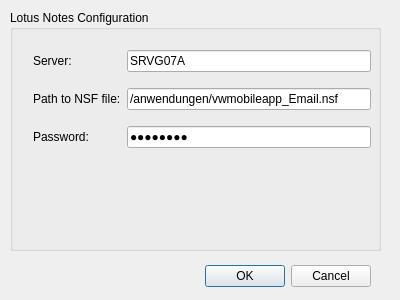
Old version of the form ui/dialog.ui in the repository tbores/pyLotusNotifier.
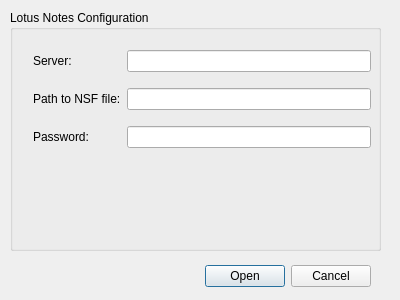
New version of the form. Icons and pictures are not drawn.

Commit message: First working version. But it reads all the existing Email at the startup.

The edit to the form file:
```diff
--- a/ui/dialog.ui
+++ b/ui/dialog.ui
@@ -30,7 +30,10 @@
     <enum>Qt::Horizontal</enum>
    </property>
    <property name="standardButtons">
-    <set>QDialogButtonBox::Cancel|QDialogButtonBox::Ok</set>
+    <set>QDialogButtonBox::Cancel|QDialogButtonBox::Open</set>
+   </property>
+   <property name="centerButtons">
+    <bool>false</bool>
    </property>
   </widget>
   <widget class="QGroupBox" name="groupBox">
@@ -65,7 +68,7 @@
      <item row="0" column="2">
       <widget class="QLineEdit" name="lineEdit_server">
        <property name="text">
-        <string>SRVG07A</string>
+        <string/>
        </property>
       </widget>
      </item>
@@ -79,7 +82,7 @@
      <item row="1" column="2">
       <widget class="QLineEdit" name="lineEdit_db">
        <property name="text">
-        <string>/anwendungen/vwmobileapp_Email.nsf</string>
+        <string/>
        </property>
       </widget>
      </item>
@@ -96,7 +99,7 @@
      <item row="2" column="2">
       <widget class="QLineEdit" name="lineEdit_password">
        <property name="text">
-        <string>va3ETGw6</string>
+        <string/>
        </property>
        <property name="echoMode">
         <enum>QLineEdit::Password</enum>
```
The commit also changes 5 other files.
